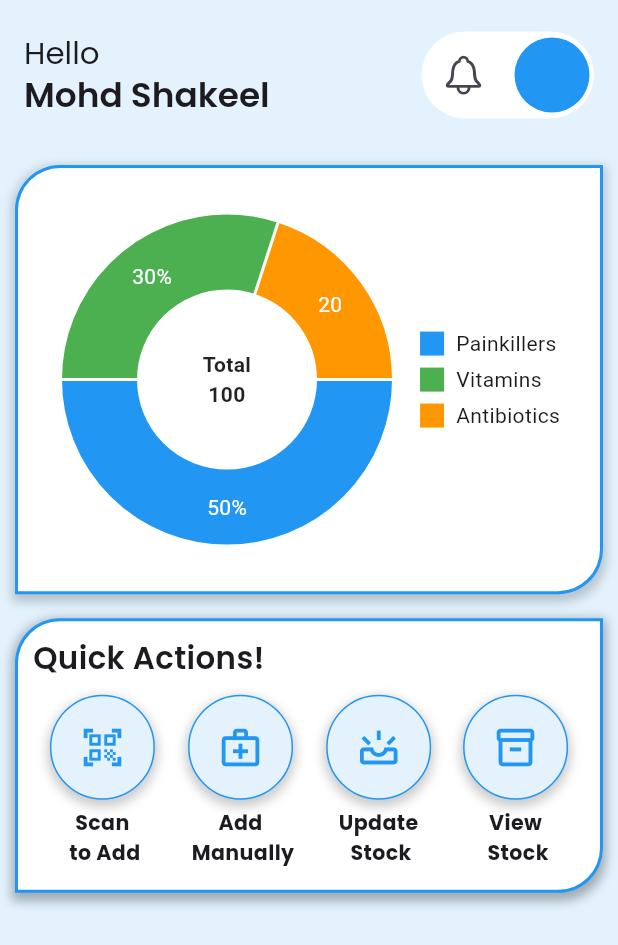
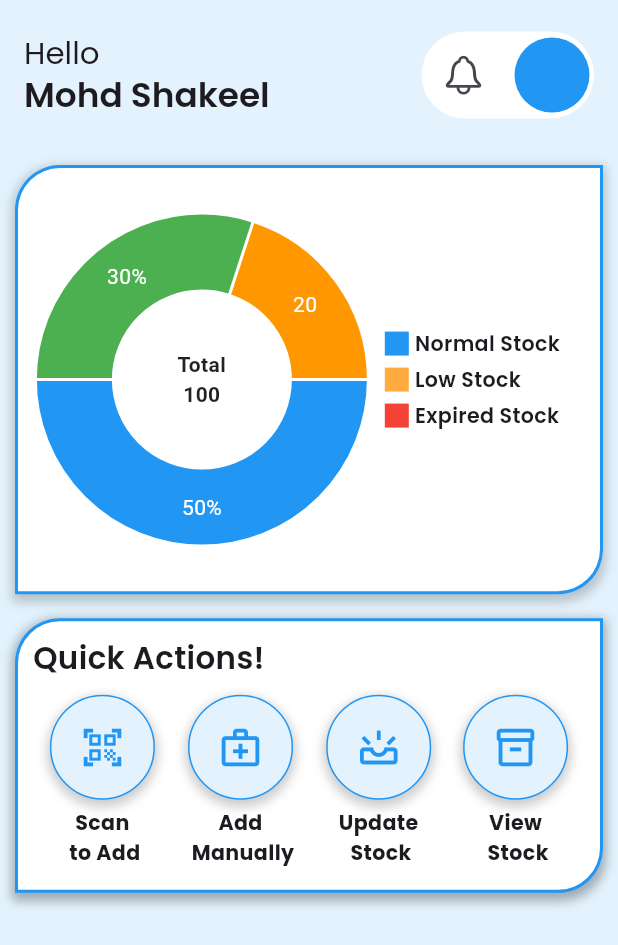
Before and after one commit to inzamam9494/healnixd, a Flutter app: the HomeScreen screen opened by its route, on a phone screen of 412 x 824 dp. Shown: the top 945 px of the screen. Run offline on Flutter 3.47's test engine with Material 3 defaults, Android fonts, the phone set to English and light mode, and no system bars; drawn by our look-alikes of fl_chart; our stand-ins replace cloud_firestore, firebase_auth, firebase_core, flutter_screenutil, get, google_fonts and 2 more; accounts and stored records are empty.

Commit message:
Implement Home feature: add HomeBindings and HomeController; update HomeScreen with GetX integration and enhance pie chart UI

```diff
--- a/lib/components/pie_chart.dart
+++ b/lib/components/pie_chart.dart
@@ -1,5 +1,6 @@
 import 'package:fl_chart/fl_chart.dart';
 import 'package:flutter/material.dart';
+import 'package:healnixd/style/text_style.dart';
 
 class MedicinePieChart extends StatefulWidget {
   final List<PieChartSectionData> data;
@@ -103,6 +104,7 @@ class Indicator extends StatelessWidget {
     return Row(
       children: [
         Container(
+          margin: EdgeInsets.only(left: 10, ),
           width: 16,
           height: 16,
           decoration: BoxDecoration(
@@ -110,8 +112,8 @@ class Indicator extends StatelessWidget {
             color: color,
           ),
         ),
-        const SizedBox(width: 8),
-        Text(text, style: const TextStyle(fontSize: 14)),
+        const SizedBox(width: 4),
+        Text(text, style: AppTextStyles.kSmall10SemiBoldTextStyle),
       ],
     );
   }
--- a/lib/routes/routes.dart
+++ b/lib/routes/routes.dart
@@ -8,6 +8,7 @@ import 'package:healnixd/screens/auth/reset_password_screen.dart';
 import 'package:healnixd/screens/auth/splash_screen.dart';
 import 'package:healnixd/screens/bottom_bar/bindings/bottom_nav_binding.dart';
 import 'package:healnixd/screens/bottom_bar/bottom_navigation_menu.dart';
+import 'package:healnixd/screens/home/bindings/home_bindings.dart';
 import 'package:healnixd/screens/home/home_screen.dart';
 import 'package:healnixd/screens/medicines/bindings/medicines_stock_binding.dart';
 import 'package:healnixd/screens/medicines/medicines_stock_screen.dart';
@@ -54,7 +55,11 @@ class ApplicationRoutes {
       page: () => BottomNavigationMenu(),
       binding: BottomNavBinding(),
     ),
-    GetPage(name: homeScreen, page: () => const HomeScreen()),
+    GetPage(
+      name: homeScreen,
+      page: () => HomeScreen(),
+      binding: HomeBindings(),
+    ),
     GetPage(
       name: medicinesStockScreen,
       page: () => MedicinesStockScreen(),
--- /dev/null
+++ b/lib/screens/home/bindings/home_bindings.dart
@@ -0,0 +1,9 @@
+import 'package:get/get.dart';
+import 'package:healnixd/screens/home/controller/home_controller.dart';
+
+class HomeBindings extends Bindings {
+  @override
+  void dependencies() {
+    Get.lazyPut<HomeController>(() => HomeController(), fenix: true);
+  }
+}
--- /dev/null
+++ b/lib/screens/home/controller/home_controller.dart
@@ -0,0 +1,28 @@
+import 'package:cloud_firestore/cloud_firestore.dart';
+import 'package:firebase_auth/firebase_auth.dart';
+import 'package:get/get.dart';
+
+class HomeController extends GetxController{
+   final FirebaseFirestore _firestore = FirebaseFirestore.instance;
+   var userId = FirebaseAuth.instance.currentUser?.uid;
+   var userName = ''.obs;
+
+   // 👇 Observable counts (these go directly into Pie Chart UI)
+   var totalCount = 0.obs;
+   var normalCount = 0.obs;
+   var lowStockCount = 0.obs;
+   var expiredCount = 0.obs;
+
+
+   var medicines = <Map<String, dynamic>>[].obs;
+
+    @override
+  void onInit() {
+    super.onInit();
+    fetchMedicines();
+  }
+
+  Future<void> fetchMedicines() async{
+
+  }
+}
--- a/lib/screens/home/home_screen.dart
+++ b/lib/screens/home/home_screen.dart
@@ -4,10 +4,11 @@ import 'package:flutter/material.dart';
 import 'package:flutter_screenutil/flutter_screenutil.dart';
 import 'package:get/get.dart';
 import 'package:healnixd/components/pie_chart.dart';
+import 'package:healnixd/screens/home/controller/home_controller.dart';
 import 'package:healnixd/style/text_style.dart';
 import 'package:healnixd/components/quick_action_cards.dart';
 
-class HomeScreen extends StatelessWidget {
+class HomeScreen extends GetView<HomeController> {
   const HomeScreen({super.key});
 
   @override
@@ -110,11 +111,11 @@ class HomeScreen extends StatelessWidget {
                     ),
                   ],
                   indicators: [
-                    Indicator(color: Colors.blue, text: 'Painkillers'),
+                    Indicator(color: Colors.blue, text: 'Normal Stock'),
                     SizedBox(height: 4),
-                    Indicator(color: Colors.green, text: 'Vitamins'),
+                    Indicator(color: Colors.orangeAccent, text: 'Low Stock '),
                     SizedBox(height: 4),
-                    Indicator(color: Colors.orange, text: 'Antibiotics'),
+                    Indicator(color: Colors.red, text: 'Expired Stock'),
                   ],
                 ),
               ),
```
